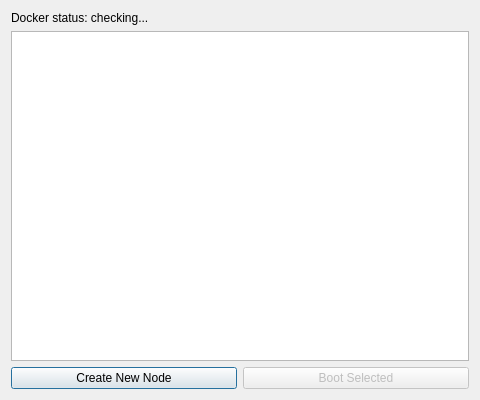
Qt form frontend/NodePickerDialog.ui (Cal-State-LA-Capstone/SpaceZilla-DTN-OVER-CFDP) before a commit.
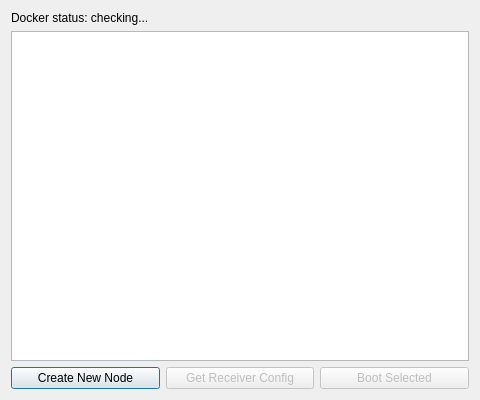
The same form after that commit.

Commit message: node-to-receiver-machine: working cross-machine CFDP transfer

What changed in the file:
```diff
--- a/frontend/NodePickerDialog.ui
+++ b/frontend/NodePickerDialog.ui
@@ -37,6 +37,16 @@
        </property>
       </widget>
      </item>
+     <item>
+      <widget class="QPushButton" name="btnReceiverConfig">
+       <property name="text">
+        <string>Get Receiver Config</string>
+       </property>
+       <property name="enabled">
+        <bool>false</bool>
+       </property>
+      </widget>
+     </item>
      <item>
       <widget class="QPushButton" name="btnBootNode">
        <property name="text">
```
The commit also changes 5 other files.
